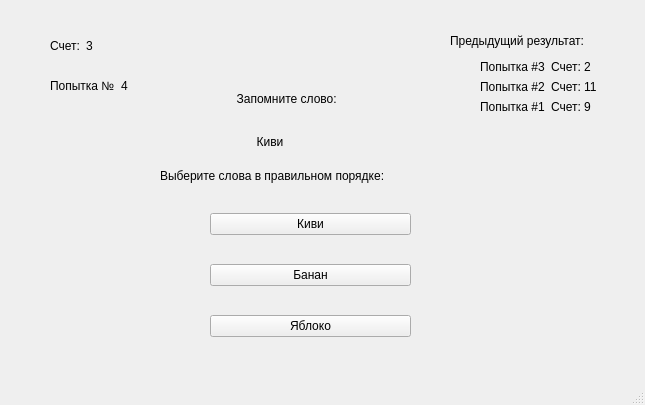
aizXc901/FocusTest, file templates/words_easy_win.ui: the form before one commit.
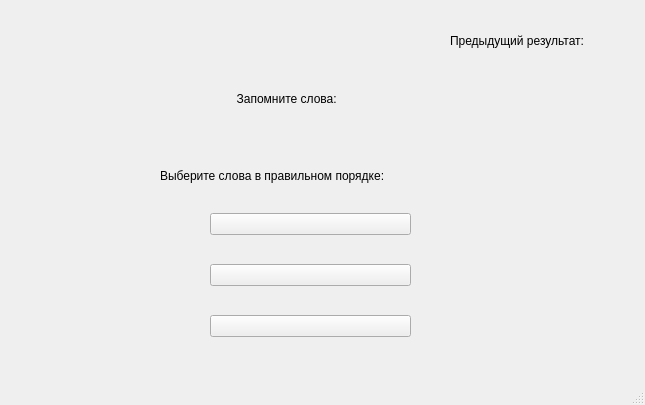
The form after the commit.

Diff of the .ui file:
```diff
--- a/templates/words_easy_win.ui
+++ b/templates/words_easy_win.ui
@@ -46,7 +46,7 @@
         <string notr="true">font: 12pt &quot;MS Shell Dlg 2&quot;;</string>
        </property>
        <property name="text">
-        <string>Киви</string>
+        <string/>
        </property>
       </widget>
      </item>
@@ -56,7 +56,7 @@
         <string notr="true">font: 12pt &quot;MS Shell Dlg 2&quot;;</string>
        </property>
        <property name="text">
-        <string>Банан</string>
+        <string/>
        </property>
       </widget>
      </item>
@@ -66,7 +66,7 @@
         <string notr="true">font: 12pt &quot;MS Shell Dlg 2&quot;;</string>
        </property>
        <property name="text">
-        <string>Яблоко</string>
+        <string/>
        </property>
       </widget>
      </item>
@@ -104,7 +104,7 @@
         <string notr="true">font: 75 14pt &quot;MS Shell Dlg 2&quot;;</string>
        </property>
        <property name="text">
-        <string>           Киви</string>
+        <string/>
        </property>
       </widget>
      </item>
@@ -114,7 +114,7 @@
         <string notr="true">font: 12pt &quot;MS Shell Dlg 2&quot;;</string>
        </property>
        <property name="text">
-        <string>     Запомните слово:</string>
+        <string>     Запомните слова:</string>
        </property>
       </widget>
      </item>
@@ -123,7 +123,7 @@
    <widget class="QWidget" name="horizontalLayoutWidget">
     <property name="geometry">
      <rect>
-      <x>50</x>
+      <x>10</x>
       <y>30</y>
       <width>61</width>
       <height>31</height>
@@ -136,17 +136,7 @@
         <string notr="true">font: 12pt &quot;MS Shell Dlg 2&quot;;</string>
        </property>
        <property name="text">
-        <string>Счет:</string>
-       </property>
-      </widget>
-     </item>
-     <item>
-      <widget class="QLabel" name="label_6">
-       <property name="styleSheet">
-        <string notr="true">font: 12pt &quot;MS Shell Dlg 2&quot;;</string>
-       </property>
-       <property name="text">
-        <string>3</string>
+        <string/>
        </property>
       </widget>
      </item>
@@ -155,7 +145,7 @@
    <widget class="QWidget" name="horizontalLayoutWidget_2">
     <property name="geometry">
      <rect>
-      <x>50</x>
+      <x>10</x>
       <y>70</y>
       <width>118</width>
       <height>31</height>
@@ -168,17 +158,7 @@
         <string notr="true">font: 12pt &quot;MS Shell Dlg 2&quot;;</string>
        </property>
        <property name="text">
-        <string>Попытка №</string>
-       </property>
-      </widget>
-     </item>
-     <item>
-      <widget class="QLabel" name="label_15">
-       <property name="styleSheet">
-        <string notr="true">font: 12pt &quot;MS Shell Dlg 2&quot;;</string>
-       </property>
-       <property name="text">
-        <string>4</string>
+        <string/>
        </property>
       </widget>
      </item>
@@ -187,66 +167,21 @@
    <widget class="QWidget" name="formLayoutWidget">
     <property name="geometry">
      <rect>
-      <x>480</x>
+      <x>460</x>
       <y>60</y>
-      <width>122</width>
+      <width>151</width>
       <height>301</height>
      </rect>
     </property>
     <layout class="QFormLayout" name="formLayout">
      <item row="2" column="0">
-      <layout class="QHBoxLayout" name="horizontalLayout">
-       <item>
-        <widget class="QLabel" name="label_5">
-         <property name="text">
-          <string>Попытка #1</string>
-         </property>
-        </widget>
-       </item>
-       <item>
-        <widget class="QLabel" name="label_4">
-         <property name="text">
-          <string>Счет: 9</string>
-         </property>
-        </widget>
-       </item>
-      </layout>
+      <layout class="QHBoxLayout" name="horizontalLayout"/>
      </item>
      <item row="1" column="0">
-      <layout class="QHBoxLayout" name="horizontalLayout_2">
-       <item>
-        <widget class="QLabel" name="label_8">
-         <property name="text">
-          <string>Попытка #2</string>
-         </property>
-        </widget>
-       </item>
-       <item>
-        <widget class="QLabel" name="label_10">
-         <property name="text">
-          <string>Счет: 11</string>
-         </property>
-        </widget>
-       </item>
-      </layout>
+      <layout class="QHBoxLayout" name="horizontalLayout_2"/>
      </item>
      <item row="0" column="0">
-      <layout class="QHBoxLayout" name="horizontalLayout_3">
-       <item>
-        <widget class="QLabel" name="label_12">
-         <property name="text">
-          <string>Попытка #3</string>
-         </property>
-        </widget>
-       </item>
-       <item>
-        <widget class="QLabel" name="label_16">
-         <property name="text">
-          <string>Счет: 2</string>
-         </property>
-        </widget>
-       </item>
-      </layout>
+      <layout class="QHBoxLayout" name="horizontalLayout_3"/>
      </item>
     </layout>
    </widget>
```
Left out of the diff: 6 changed lines with no effect on the pictures.
